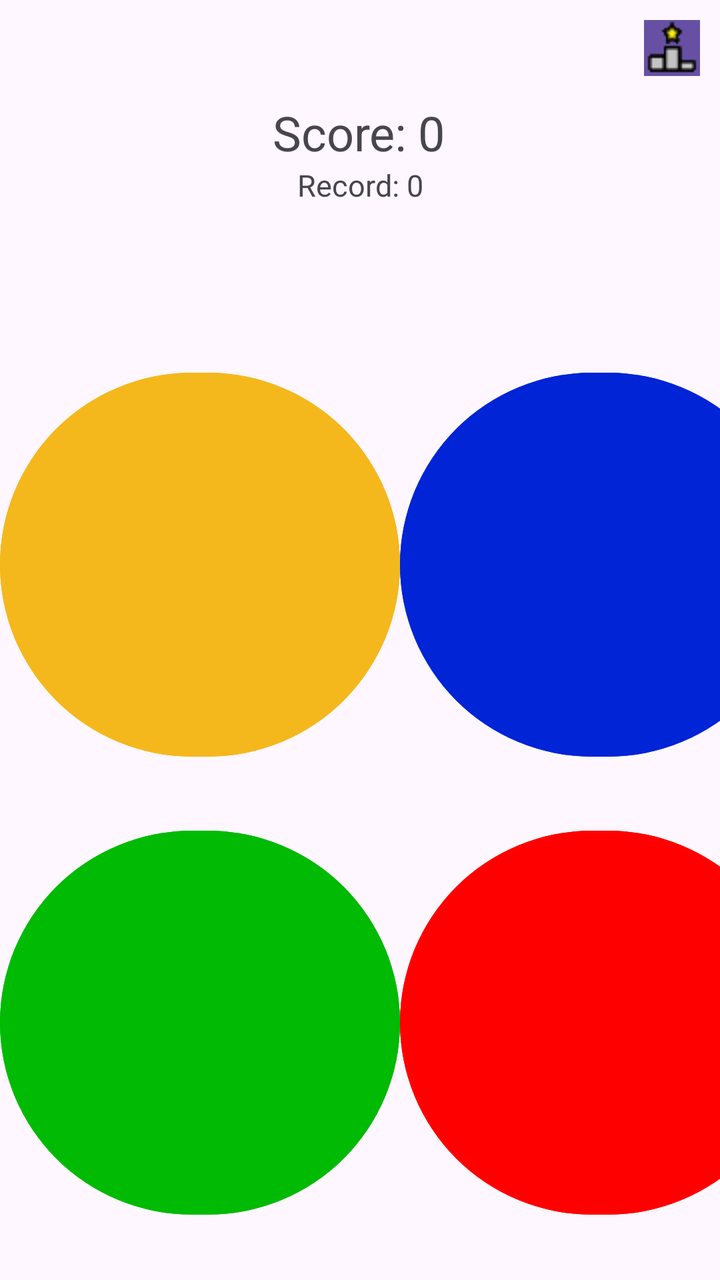
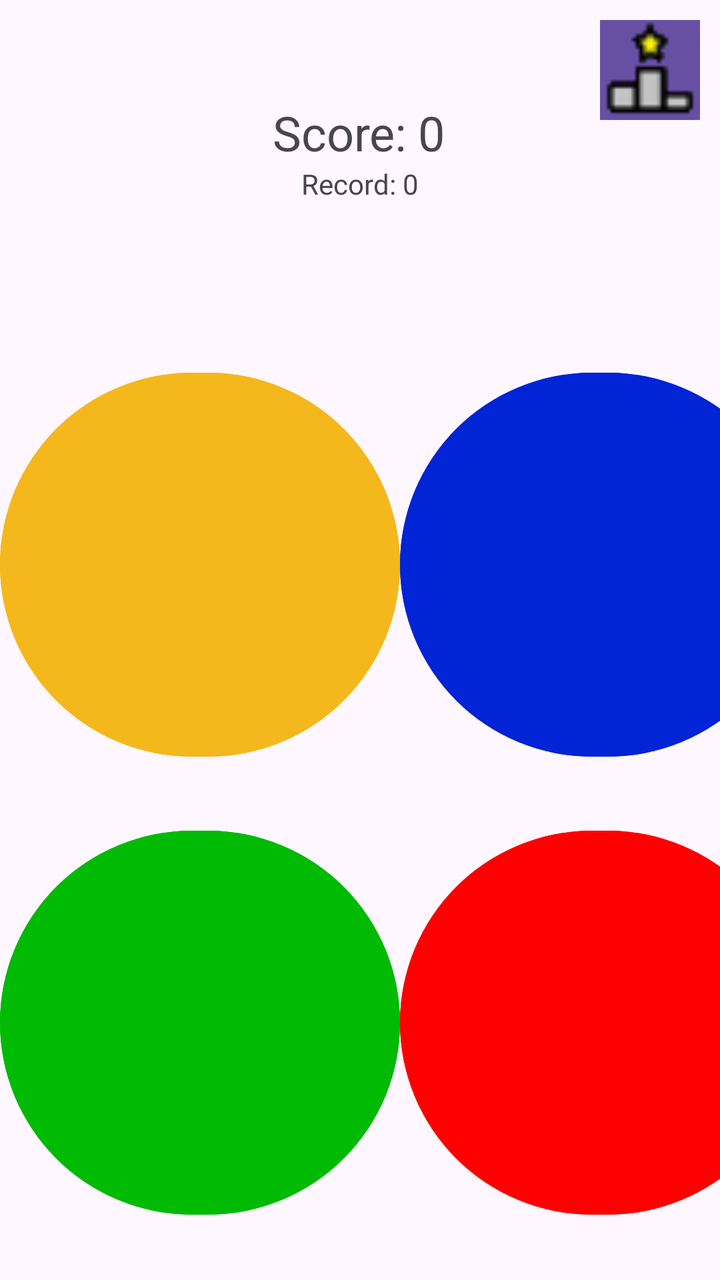

Compare the two renders of this Android layout. The source of the first and the diff that turns it into the second are given below.
<!-- AndroidManifest.xml: application theme Theme.SaimonSays -->
<!-- res/layout/activity_main.xml -->
<?xml version="1.0" encoding="utf-8"?>
<LinearLayout
    xmlns:android="http://schemas.android.com/apk/res/android"
    xmlns:app="http://schemas.android.com/apk/res-auto"
    xmlns:tools="http://schemas.android.com/tools"
    android:layout_width="match_parent"
    android:layout_height="match_parent"
    android:orientation="vertical"
    android:gravity="center">

    <androidx.constraintlayout.widget.ConstraintLayout
        android:layout_width="match_parent"
        android:layout_height="match_parent">

        <LinearLayout
            android:id="@+id/linearLayout2"
            android:layout_width="match_parent"
            android:layout_height="wrap_content"
            android:layout_marginTop="100dp"
            android:orientation="horizontal"
            app:layout_constraintEnd_toEndOf="parent"
            app:layout_constraintStart_toStartOf="parent"
            app:layout_constraintTop_toBottomOf="@id/scoreTextView">

            <Button
                android:id="@+id/button4"
                android:layout_width="200dp"
                android:layout_height="200dp"
                android:backgroundTint="@color/yellow" />

            <Button
                android:id="@+id/button3"
                android:layout_width="200dp"
                android:layout_height="200dp"
                android:backgroundTint="@color/blue" />
        </LinearLayout>

        <LinearLayout
            android:id="@+id/linearLayout"
            android:layout_width="match_parent"
            android:layout_height="wrap_content"
            android:orientation="horizontal"
            app:layout_constraintBottom_toBottomOf="parent"
            app:layout_constraintEnd_toEndOf="parent"
            app:layout_constraintStart_toStartOf="parent"
            app:layout_constraintTop_toBottomOf="@+id/linearLayout2">

            <Button
                android:id="@+id/button2"
                android:layout_width="200dp"
                android:layout_height="200dp"
                android:backgroundTint="@color/green" />

            <Button
                android:id="@+id/button1"
                android:layout_width="200dp"
                android:layout_height="200dp"

                android:backgroundTint="@color/red" />
        </LinearLayout>

        <TextView
            android:id="@+id/scoreTextView"
            android:layout_width="wrap_content"
            android:layout_height="wrap_content"
            android:layout_marginTop="50dp"
            android:text="Score: 0"
            android:textSize="24sp"
            app:layout_constraintBottom_toTopOf="@+id/linearLayout2"
            app:layout_constraintEnd_toEndOf="parent"
            app:layout_constraintHorizontal_bias="0.498"
            app:layout_constraintStart_toStartOf="parent"
            app:layout_constraintTop_toTopOf="parent" />

        <TextView
            android:id="@+id/highScoreTextView"
            android:layout_width="wrap_content"
            android:layout_height="wrap_content"
            android:text="Record: 0"
            android:textSize="15dp"
            app:layout_constraintEnd_toEndOf="parent"
            app:layout_constraintStart_toStartOf="parent"
            app:layout_constraintTop_toBottomOf="@+id/scoreTextView" />


        <ImageView
            android:id="@+id/imageView"
            android:layout_width="wrap_content"
            android:layout_height="wrap_content"
            android:layout_marginTop="10dp"
            android:layout_marginRight="10dp"
            app:layout_constraintEnd_toEndOf="parent"
            app:layout_constraintTop_toTopOf="parent"
            app:srcCompat="@drawable/leaderboards_button_modified" />


    </androidx.constraintlayout.widget.ConstraintLayout>

</LinearLayout>
<!-- resources referenced by this layout -->
<resources>
  <color name="blue">#0024D6</color>
  <color name="green">#00BA03</color>
  <color name="red">#FF0000</color>
  <color name="yellow">#F4B81D</color>
  <!-- drawable leaderboards_button_modified: png bitmap (drawable, 762 bytes) -->
  <style name="Theme.SaimonSays" parent="Base.Theme.SaimonSays" />
  <style name="Base.Theme.SaimonSays" parent="Theme.Material3.DayNight.NoActionBar">
          
          
      </style>
</resources>

<!-- the commit's change to res/layout/activity_main.xml (unified diff, before → after) -->
@@ -77,7 +77,7 @@
             android:layout_width="wrap_content"
             android:layout_height="wrap_content"
             android:text="Record: 0"
-            android:textSize="15dp"
+            android:textSize="dp"
             app:layout_constraintEnd_toEndOf="parent"
             app:layout_constraintStart_toStartOf="parent"
             app:layout_constraintTop_toBottomOf="@+id/scoreTextView" />
@@ -85,8 +85,8 @@
 
         <ImageView
             android:id="@+id/imageView"
-            android:layout_width="wrap_content"
-            android:layout_height="wrap_content"
+            android:layout_width="50dp"
+            android:layout_height="50dp"
             android:layout_marginTop="10dp"
             android:layout_marginRight="10dp"
             app:layout_constraintEnd_toEndOf="parent"
